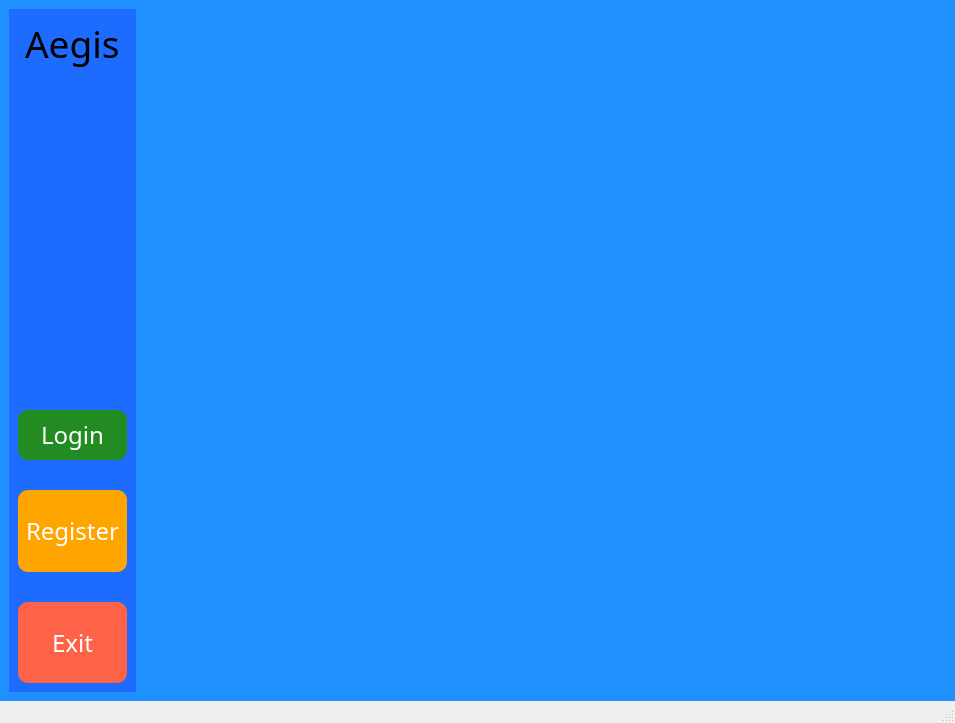
Before: the Qt Designer form Aegis_v4/mainwindow.ui in florentin2004/A_Cretzu_Cafe, drawn with Qt 5.
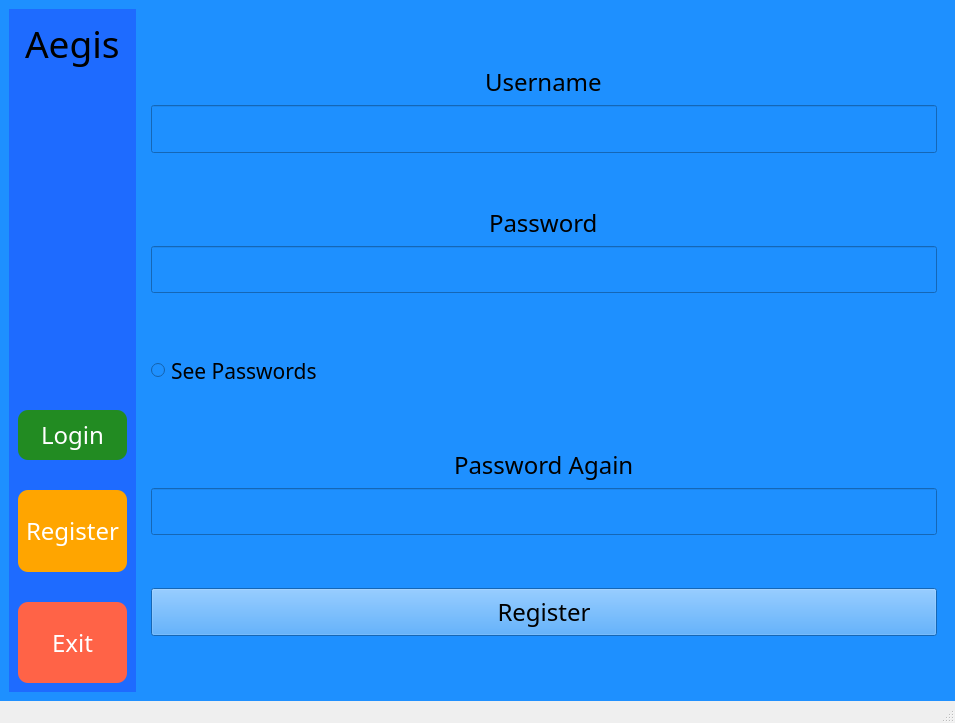
After: the same form once the commit is applied. Icons and pictures are not drawn.

Patch:
```diff
--- a/Aegis_v4/mainwindow.ui
+++ b/Aegis_v4/mainwindow.ui
@@ -441,7 +441,260 @@
             </item>
            </layout>
           </widget>
-          <widget class="QWidget" name="register_page"/>
+          <widget class="QWidget" name="register_page">
+           <layout class="QHBoxLayout" name="horizontalLayout_3">
+            <item>
+             <layout class="QVBoxLayout" name="verticalLayout_4">
+              <item>
+               <spacer name="verticalSpacer_11">
+                <property name="orientation">
+                 <enum>Qt::Orientation::Vertical</enum>
+                </property>
+                <property name="sizeHint" stdset="0">
+                 <size>
+                  <width>20</width>
+                  <height>40</height>
+                 </size>
+                </property>
+               </spacer>
+              </item>
+              <item alignment="Qt::AlignmentFlag::AlignHCenter">
+               <widget class="QLabel" name="user_label_register">
+                <property name="font">
+                 <font>
+                  <family>Vineta BT</family>
+                  <pointsize>18</pointsize>
+                  <italic>false</italic>
+                  <bold>false</bold>
+                 </font>
+                </property>
+                <property name="text">
+                 <string>Username</string>
+                </property>
+               </widget>
+              </item>
+              <item>
+               <widget class="QLineEdit" name="user_lineEdit_register">
+                <property name="sizePolicy">
+                 <sizepolicy hsizetype="Expanding" vsizetype="MinimumExpanding">
+                  <horstretch>0</horstretch>
+                  <verstretch>0</verstretch>
+                 </sizepolicy>
+                </property>
+                <property name="font">
+                 <font>
+                  <family>Vineta BT</family>
+                  <pointsize>22</pointsize>
+                  <italic>false</italic>
+                  <bold>false</bold>
+                 </font>
+                </property>
+               </widget>
+              </item>
+              <item>
+               <spacer name="verticalSpacer_12">
+                <property name="orientation">
+                 <enum>Qt::Orientation::Vertical</enum>
+                </property>
+                <property name="sizeHint" stdset="0">
+                 <size>
+                  <width>20</width>
+                  <height>40</height>
+                 </size>
+                </property>
+               </spacer>
+              </item>
+              <item alignment="Qt::AlignmentFlag::AlignHCenter">
+               <widget class="QLabel" name="password_label_register">
+                <property name="font">
+                 <font>
+                  <family>Vineta BT</family>
+                  <pointsize>18</pointsize>
+                  <italic>false</italic>
+                  <bold>false</bold>
+                 </font>
+                </property>
+                <property name="text">
+                 <string>Password</string>
+                </property>
+               </widget>
+              </item>
+              <item>
+               <widget class="QLineEdit" name="password_lineEdit_register">
+                <property name="sizePolicy">
+                 <sizepolicy hsizetype="Expanding" vsizetype="MinimumExpanding">
+                  <horstretch>0</horstretch>
+                  <verstretch>0</verstretch>
+                 </sizepolicy>
+                </property>
+                <property name="font">
+                 <font>
+                  <family>Vineta BT</family>
+                  <pointsize>20</pointsize>
+                  <italic>false</italic>
+                  <bold>false</bold>
+                 </font>
+                </property>
+                <property name="echoMode">
+                 <enum>QLineEdit::EchoMode::Password</enum>
+                </property>
+               </widget>
+              </item>
+              <item>
+               <spacer name="verticalSpacer">
+                <property name="orientation">
+                 <enum>Qt::Orientation::Vertical</enum>
+                </property>
+                <property name="sizeHint" stdset="0">
+                 <size>
+                  <width>20</width>
+                  <height>40</height>
+                 </size>
+                </property>
+               </spacer>
+              </item>
+              <item>
+               <widget class="QRadioButton" name="PasswordButton_register">
+                <property name="sizePolicy">
+                 <sizepolicy hsizetype="MinimumExpanding" vsizetype="MinimumExpanding">
+                  <horstretch>0</horstretch>
+                  <verstretch>0</verstretch>
+                 </sizepolicy>
+                </property>
+                <property name="font">
+                 <font>
+                  <family>Vineta BT</family>
+                  <pointsize>16</pointsize>
+                  <italic>false</italic>
+                  <bold>false</bold>
+                 </font>
+                </property>
+                <property name="text">
+                 <string>See Passwords</string>
+                </property>
+               </widget>
+              </item>
+              <item>
+               <spacer name="verticalSpacer_15">
+                <property name="orientation">
+                 <enum>Qt::Orientation::Vertical</enum>
+                </property>
+                <property name="sizeHint" stdset="0">
+                 <size>
+                  <width>20</width>
+                  <height>40</height>
+                 </size>
+                </property>
+               </spacer>
+              </item>
+              <item alignment="Qt::AlignmentFlag::AlignHCenter">
+               <widget class="QLabel" name="password_again_label">
+                <property name="font">
+                 <font>
+                  <family>Vineta BT</family>
+                  <pointsize>18</pointsize>
+                  <italic>false</italic>
+                  <bold>false</bold>
+                 </font>
+                </property>
+                <property name="text">
+                 <string>Password Again</string>
+                </property>
+               </widget>
+              </item>
+              <item>
+               <widget class="QLineEdit" name="password_again_lineEdit">
+                <property name="sizePolicy">
+                 <sizepolicy hsizetype="Expanding" vsizetype="MinimumExpanding">
+                  <horstretch>0</horstretch>
+                  <verstretch>0</verstretch>
+                 </sizepolicy>
+                </property>
+                <property name="font">
+                 <font>
+                  <family>Vineta BT</family>
+                  <pointsize>20</pointsize>
+                  <italic>false</italic>
+                  <bold>false</bold>
+                 </font>
+                </property>
+                <property name="inputMethodHints">
+                 <set>Qt::InputMethodHint::ImhHiddenText|Qt::InputMethodHint::ImhNoAutoUppercase|Qt::InputMethodHint::ImhNoPredictiveText|Qt::InputMethodHint::ImhSensitiveData</set>
+                </property>
+                <property name="echoMode">
+                 <enum>QLineEdit::EchoMode::Password</enum>
+                </property>
+               </widget>
+              </item>
+              <item>
+               <spacer name="verticalSpacer_13">
+                <property name="orientation">
+                 <enum>Qt::Orientation::Vertical</enum>
+                </property>
+                <property name="sizeHint" stdset="0">
+                 <size>
+                  <width>20</width>
+                  <height>40</height>
+                 </size>
+                </property>
+               </spacer>
+              </item>
+              <item>
+               <widget class="QPushButton" name="RegisterButton_register">
+                <property name="sizePolicy">
+                 <sizepolicy hsizetype="MinimumExpanding" vsizetype="MinimumExpanding">
+                  <horstretch>0</horstretch>
+                  <verstretch>0</verstretch>
+                 </sizepolicy>
+                </property>
+                <property name="font">
+                 <font>
+                  <family>Vineta BT</family>
+                  <pointsize>18</pointsize>
+                  <italic>false</italic>
+                  <bold>false</bold>
+                 </font>
+                </property>
+                <property name="styleSheet">
+                 <string notr="true">/* Login Button (Green) */
+QPushButton#LoginButton {
+    background-color: #32cd32; /* Lime Green */
+    color: white;
+    border-radius: 10px;
+    padding: 8px;
+}
+
+QPushButton#LoginButton:hover {
+    background-color: #2ca02c; /* Darker green on hover */
+}
+
+QPushButton#LoginButton:pressed {
+    background-color: #228b22; /* Even darker when pressed */
+}
+</string>
+                </property>
+                <property name="text">
+                 <string>Register</string>
+                </property>
+               </widget>
+              </item>
+              <item>
+               <spacer name="verticalSpacer_14">
+                <property name="orientation">
+                 <enum>Qt::Orientation::Vertical</enum>
+                </property>
+                <property name="sizeHint" stdset="0">
+                 <size>
+                  <width>20</width>
+                  <height>40</height>
+                 </size>
+                </property>
+               </spacer>
+              </item>
+             </layout>
+            </item>
+           </layout>
+          </widget>
           <widget class="QWidget" name="exit_page">
            <property name="sizePolicy">
             <sizepolicy hsizetype="Expanding" vsizetype="Expanding">
```
Left out of the diff: 7 changed lines with no effect on the pictures.
